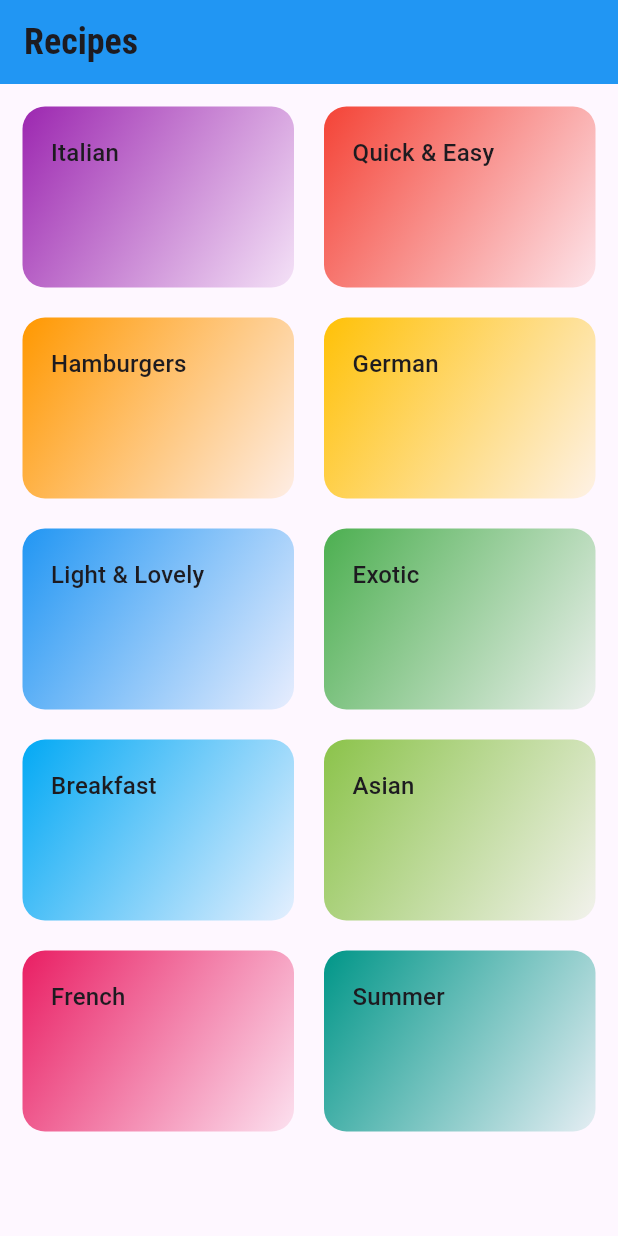
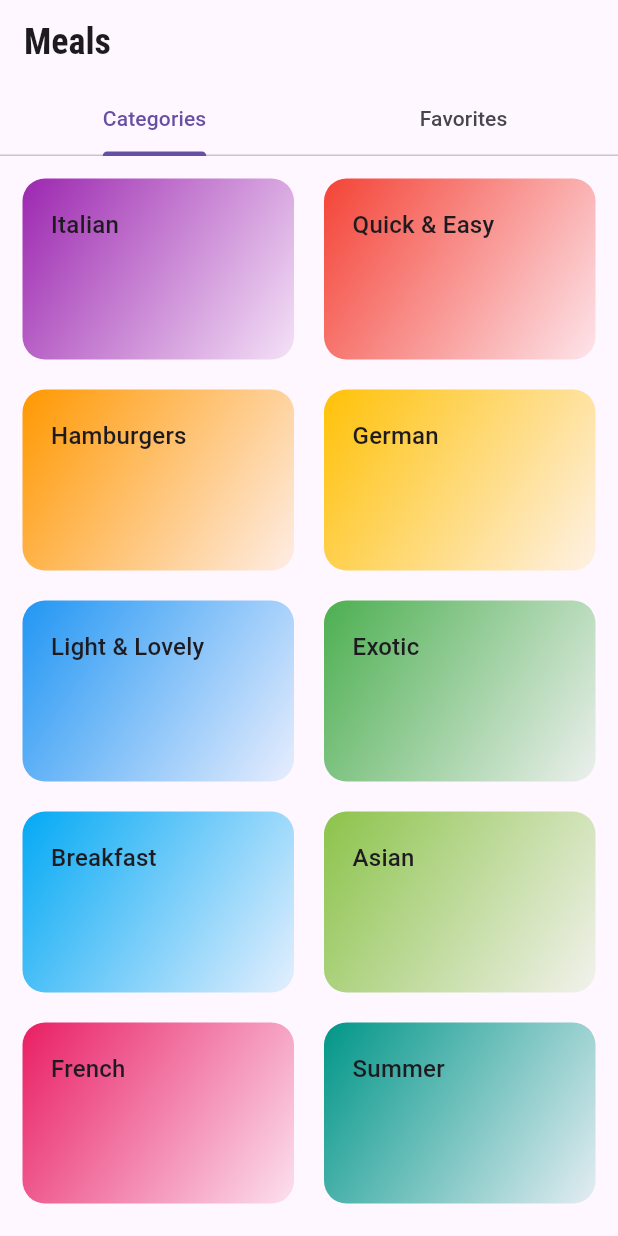
Before and after one commit to GarifullinII/food, a Flutter app: the screen it shows after launch, on a phone screen of 412 x 824 dp. Run offline on Flutter 3.47's test engine with Material 3 defaults, Android fonts, the phone set to English and light mode, and no system bars.

Commit message:
add tab bar

```diff
--- a/lib/main.dart
+++ b/lib/main.dart
@@ -1,6 +1,7 @@
 import 'package:flutter/material.dart';
 import 'package:food/screens/category_meals_screen.dart';
 import 'package:food/screens/meal_detail_screen.dart';
+import 'package:food/screens/tabs_screen.dart';
 
 import 'screens/categories_screen.dart';
 
@@ -38,7 +39,7 @@ class MyApp extends StatelessWidget {
             ),
       ),
       routes: {
-        '/': (context) => const CategoriesScreen(),
+        '/': (context) => const TabsScreen(),
         CategoryMealsScreen.routeName: (context) => const CategoryMealsScreen(),
         MealDetailScreen.routeName: (context) => const MealDetailScreen(),
       },
--- a/lib/screens/categories_screen.dart
+++ b/lib/screens/categories_screen.dart
@@ -7,12 +7,7 @@ class CategoriesScreen extends StatelessWidget {
 
   @override
   Widget build(BuildContext context) {
-    return Scaffold(
-      appBar: AppBar(
-        title: const Text('Recipes'),
-        backgroundColor: Colors.blue,
-      ),
-      body: GridView(
+    return GridView(
       padding: const EdgeInsets.all(15),
       gridDelegate: const SliverGridDelegateWithMaxCrossAxisExtent(
         maxCrossAxisExtent: 200,
@@ -29,7 +24,6 @@ class CategoriesScreen extends StatelessWidget {
             ),
           )
           .toList(),
-      ),
     );
   }
 }
--- /dev/null
+++ b/lib/screens/favorites_screen.dart
@@ -0,0 +1,10 @@
+import 'package:flutter/material.dart';
+
+class FavoritesScreen extends StatelessWidget {
+  const FavoritesScreen({super.key});
+
+  @override
+  Widget build(BuildContext context) {
+    return const Center(child: Text('The Favorite'));
+  }
+}
--- /dev/null
+++ b/lib/screens/tabs_screen.dart
@@ -0,0 +1,40 @@
+import 'package:flutter/material.dart';
+import 'package:food/screens/categories_screen.dart';
+import 'package:food/screens/favorites_screen.dart';
+
+class TabsScreen extends StatefulWidget {
+  const TabsScreen({super.key});
+
+  @override
+  State<TabsScreen> createState() => _TabsScreenState();
+}
+
+class _TabsScreenState extends State<TabsScreen> {
+  @override
+  Widget build(BuildContext context) {
+    return DefaultTabController(
+      length: 2,
+      child: Scaffold(
+        appBar: AppBar(
+          title: const Text('Meals'),
+          bottom: const TabBar(
+            tabs: [
+              Tab(
+                text: 'Categories',
+              ),
+              Tab(
+                text: 'Favorites',
+              ),
+            ],
+          ),
+        ),
+        body: const TabBarView(
+          children: [
+            CategoriesScreen(),
+            FavoritesScreen(),
+          ],
+        ),
+      ),
+    );
+  }
+}
```
Lines whose indentation alone changed are shown as unchanged.
